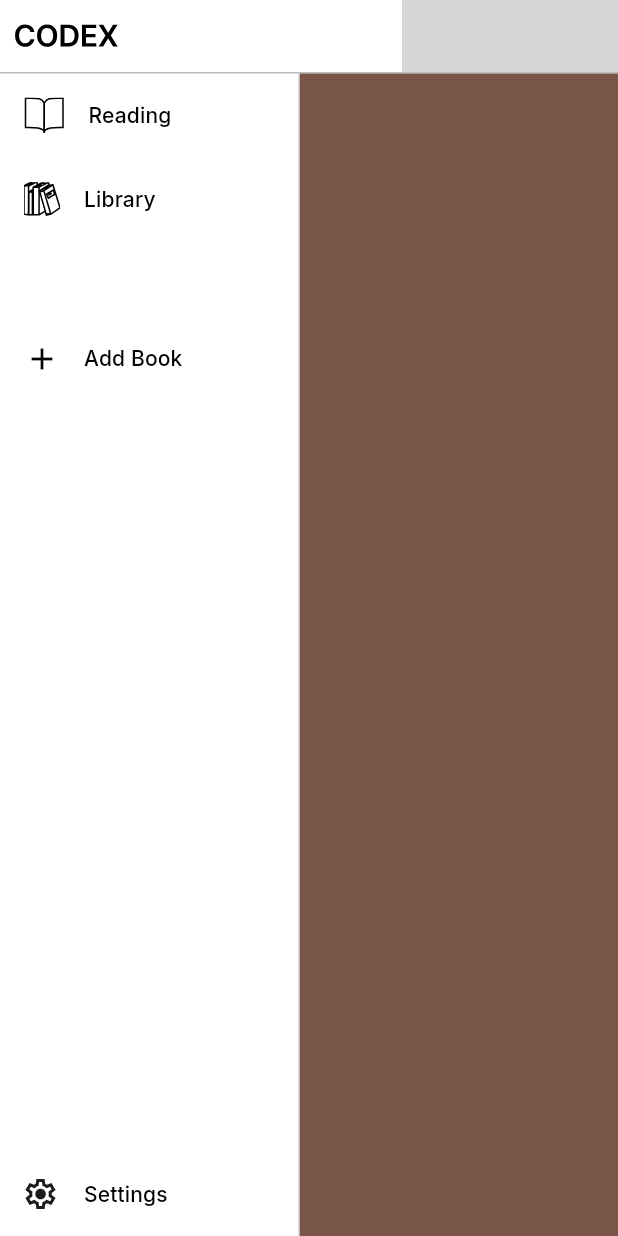
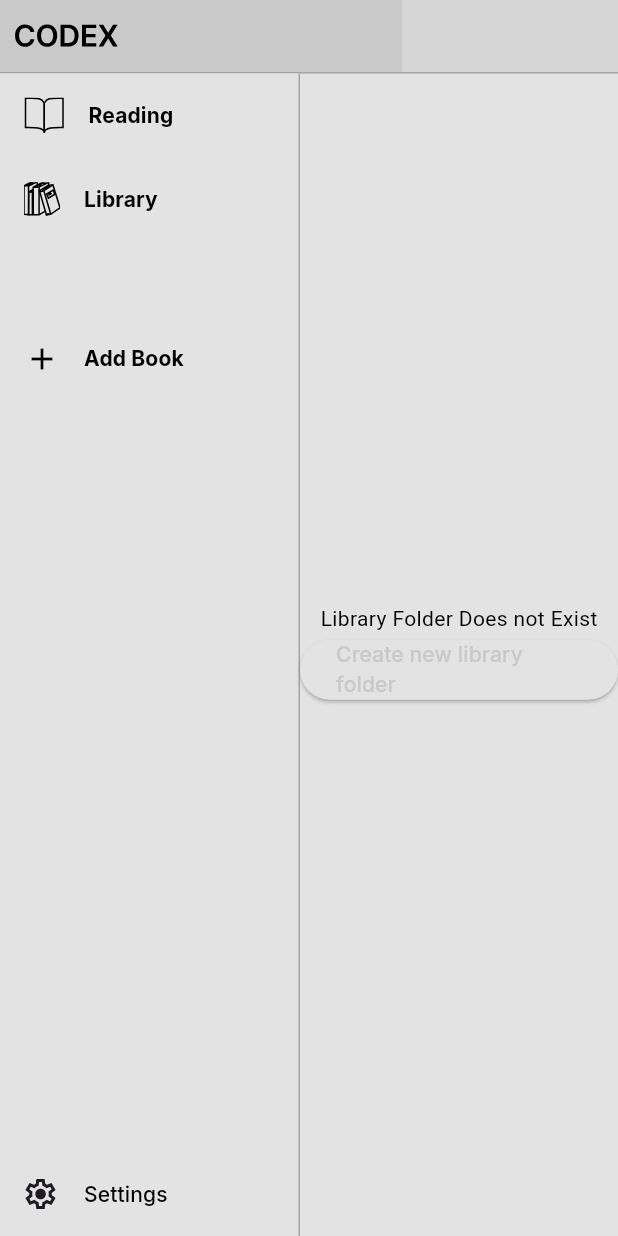
Before and after one commit to Hel1oz/Codex, a Flutter app: the screen it shows after launch, after a tap on "Library", on a phone screen of 412 x 824 dp. Run offline on Flutter 3.47's test engine with Material 3 defaults, Android fonts, the phone set to English and light mode, and no system bars; our stand-ins replace file_picker, flutter_svg, google_fonts, hive_ce, hive_ce_flutter; missing offline and left inert: bitsdojo_window, pdfrx; accounts and stored records are empty; grey boxes are pictures that could not be loaded.

Commit message:
just commiting progress

```diff
--- a/lib/main.dart
+++ b/lib/main.dart
@@ -1,5 +1,6 @@
 //packages
 import 'dart:ui';
+import 'package:codex/models/library_model.dart';
 import 'package:flutter/material.dart';
 import 'package:bitsdojo_window/bitsdojo_window.dart';
 import 'package:hive_ce_flutter/adapters.dart';
@@ -16,14 +17,17 @@ void main() async {
 
   WidgetsFlutterBinding.ensureInitialized();
   final supportDirectory = await getApplicationSupportDirectory();
+  final documentDirectory = await getApplicationDocumentsDirectory();
 
   await Hive.initFlutter(supportDirectory.path);
   await Hive.openBox('AppThemeBox');
+  await Hive.openBox('Library');
 
   runApp(MultiProvider(
     providers: [
       ChangeNotifierProvider(create: (context) => ThemeProvider()),
       ChangeNotifierProvider(create: (context) => NavProvider()),
+      ChangeNotifierProvider(create: (contex) => LibraryModel()),
     ],
     child: const Codex()));
 
--- /dev/null
+++ b/lib/models/library_model.dart
@@ -0,0 +1,80 @@
+import 'dart:io';
+
+import 'package:flutter/material.dart';
+import 'package:hive_ce/hive.dart';
+import 'package:path_provider/path_provider.dart';
+import 'package:file_picker/file_picker.dart';
+
+final _libraryBox = Hive.box('Library');
+
+class LibraryModel with ChangeNotifier {
+  String? _libraryFolderPath = _libraryBox.get('LIBRARY_FOLDER_PATH');
+  List books = _libraryBox.get('BOOKS') ?? [];
+  String? _currentlyReading = _libraryBox.get('CURRENTLY_READING');
+
+  String? get libraryFolderPath => _libraryFolderPath;
+
+  void createNewFolder(String folderName) async {
+    final documentPath = await getApplicationDocumentsDirectory();
+    final directoryPath = '${documentPath.path}/$folderName';
+    final directory = Directory(directoryPath);
+
+    if (!await directory.exists()) {
+      await directory.create(recursive: true);
+    }
+
+    _libraryFolderPath = directory.path;
+    _libraryBox.put('LIBRARY_FOLDER_PATH', directory.path);
+    notifyListeners();
+  }
+
+  void saveToDataBase(String filePath) {
+    books.add(filePath);
+    _libraryBox.put('BOOKS', books);
+  }
+
+  void addNewBook() async {
+    if (_libraryFolderPath == null) {
+      return;
+    }
+
+    FilePickerResult? result = await FilePicker.platform.pickFiles(
+      type: FileType.custom,
+      allowedExtensions: ['pdf', 'epub', 'mobi'],
+    ); //pick a file, place it in result
+
+    if (result != null && result.files.single.path != null) {
+      //check if result is not actually empty, and the a single file has actually been picked
+
+      //create a handle for that file.
+      File sourceFile = File(result.files.single.path!);
+
+      String fileName = result.files.single.name;
+      String destinationPath = '$_libraryFolderPath/$fileName';
+
+      try {
+        await sourceFile.copy(destinationPath);
+
+        //TODO: Create the function to add the file into the list stored in hive.
+        saveToDataBase(destinationPath);
+        notifyListeners();
+      } catch (e) {
+        print('error copying file to library folder: $e');
+      }
+    }
+    //copy that file into the folder check to make sure there is in fact a folder,
+
+    //pick a file, copy it to the folder check if the folder actually exists, and then place the path in the
+    //hive list.
+  }
+  //let me assume the folder exists,
+  // I'll just show the books for now.
+
+  //I could store it in a list in the hive box
+  //hive box KEYS:
+  //currentlyReading
+  //List of all available books
+  //library folder file path
+  //
+  //categories is another thing but I'll worry about that later.
+}
--- a/lib/routes/main_view_port_pages/library_page.dart
+++ b/lib/routes/main_view_port_pages/library_page.dart
@@ -1,18 +1,43 @@
 //packages
+import 'package:codex/models/library_model.dart';
 import 'package:flutter/material.dart';
-
+import 'package:provider/provider.dart';
 
 class LibraryPage extends StatelessWidget {
-
   const LibraryPage({super.key});
 
   @override
   Widget build(BuildContext context) {
     // TODO: implement build
-    return SizedBox.expand(child:
-    Container(
-      color: Colors.brown
-    )
+
+    bool libraryPathNull =
+        (context.watch<LibraryModel>().libraryFolderPath == null);
+
+    return SizedBox(
+      child:
+          libraryPathNull
+              ? Center(
+                child: Column(
+                  mainAxisAlignment: MainAxisAlignment.center,
+                  children: [
+                    Text('Library Folder Does not Exist'),
+                    ElevatedButton(
+                      onPressed: () {
+                        context.read<LibraryModel>().addNewBook();
+                      },
+                      child: Text('Create new library folder'),
+                    ),
+                  ],
+                ),
+              )
+              //how should I show each item?
+              //what if I just show the path name as a rudimentary step
+              //TODO: Do the grid children design first before doing anything.
+                //design principles, have each book have a box that shows different background colors
+                //when they are the current book that's being read, it should have a black border,
+                //
+              //might have to makde another model for this.
+              : Center(child: GridView.count(crossAxisCount: 4, children: [],)),
     );
   }
 }
--- a/lib/routes/main_view_port_pages/reading_page.dart
+++ b/lib/routes/main_view_port_pages/reading_page.dart
@@ -10,7 +10,7 @@ class ReadingPage extends StatelessWidget {
   Widget build(BuildContext context) {
     // TODO: implement build
       return SizedBox.expand(
-        child: PdfViewer.file('C:/Users/red/temp/Atlas_Shrugged.pdf',
+        child: PdfViewer.file('C:/Users/red/Documents/CodexLibrary/Things hidden since the foundation of the world.pdf',
         initialPageNumber: 1,
         params: PdfViewerParams(
           enableTextSelection: true,
--- a/lib/routes/main_view_port_pages/settings_page.dart
+++ b/lib/routes/main_view_port_pages/settings_page.dart
@@ -17,10 +17,7 @@ class SettingsPage extends StatelessWidget {
               decoration: BoxDecoration(
                 border: Border(
                   right: BorderSide(
-                    color: Theme.of(context).colorScheme.brightness ==
-                            Brightness.light
-                        ? Colors.grey.shade400
-                        : Colors.grey.shade700,
+                    color: Theme.of(context).colorScheme.primary
                   ),
                 ),
               ),
--- a/lib/theme.dart
+++ b/lib/theme.dart
@@ -6,11 +6,16 @@ final buttonFont = GoogleFonts.inter;
 ThemeData lightMode = ThemeData(
   brightness: Brightness.light,
   colorScheme: ColorScheme.light(
-    surface: Colors.white,
-    primary: Colors.grey.shade100,
-    secondary: Colors.grey.shade200,
+    surface: Color(0xFFe3e3e3),
+    primary: Color(0xFFc9c9c9),
+    secondary: Color(0xFFa3a3a3),
+    tertiary: Color(0xFF4fa0ba),
   ),
   textTheme: TextTheme(
+    titleSmall: GoogleFonts.inter(
+      color: Colors.black,
+      fontWeight: FontWeight.bold,
+    ),
     labelLarge: buttonFont(
       color: Colors.black,
     )
@@ -20,11 +25,16 @@ ThemeData lightMode = ThemeData(
 ThemeData darkMode = ThemeData(
   brightness: Brightness.dark,
   colorScheme: ColorScheme.dark(
-    surface: Colors.grey.shade900,
-    primary: Colors.grey.shade800,
-    secondary: Colors.grey.shade700,
+    surface: Color(0xFF1c1c1c),
+    primary: Color(0xFF363636),
+    secondary: Color(0xFF363636),
+    tertiary: Color(0xFF4595b0),
   ),
   textTheme: TextTheme(
+    titleSmall: GoogleFonts.inter(
+      color: Colors.white,
+      fontWeight: FontWeight.bold,
+    ),
     labelLarge: buttonFont(
       color: Colors.white,
     )
--- a/lib/widgets/side_panel.dart
+++ b/lib/widgets/side_panel.dart
@@ -6,7 +6,6 @@ import 'package:codex/widgets/side_panel_sections/tools.dart';
 import 'package:flutter/material.dart';
 
 class SidePanel extends StatelessWidget {
-
   const SidePanel({super.key});
 
   @override
@@ -16,14 +15,16 @@ class SidePanel extends StatelessWidget {
     return SizedBox(
       width: 200,
       child: Container(
-        decoration: BoxDecoration(border: Border(right: BorderSide(color: Theme.of(context).colorScheme.brightness == Brightness.light ? Colors.grey.shade400 : Colors.grey.shade700),)),
-        child: Column(
-          children: [
-            Navigation(),
-            const Tools(),
-            Settings(),
-          ],
+        decoration: BoxDecoration(
+          color: Theme.of(context).colorScheme.surface,
+          border: Border(
+            right: BorderSide(
+              color:
+                  Theme.of(context).colorScheme.secondary,
+            ),
+          ),
         ),
+        child: Column(children: [Navigation(), const Tools(), Settings()]),
       ),
     );
   }
--- a/lib/widgets/side_panel_sections/navigation.dart
+++ b/lib/widgets/side_panel_sections/navigation.dart
@@ -41,7 +41,6 @@ class Navigation extends StatelessWidget {
     */
 
     var isLightMode = Theme.of(context).colorScheme.brightness == Brightness.light;
-    final buttonFont = Theme.of(context).textTheme.labelLarge;
 
     return SizedBox(
       child: Column(
@@ -53,7 +52,7 @@ class Navigation extends StatelessWidget {
           // ListTile(leading: codexLogo),
           ListTile(
             leading: isLightMode ? readingIconDark : readingIconLight,
-            title: Text('Reading', style: buttonFont),
+            title: Text('Reading', style: Theme.of(context).textTheme.titleSmall),
             onTap: () {
               Provider.of<NavProvider>(
                 context,
@@ -63,7 +62,7 @@ class Navigation extends StatelessWidget {
           ),
           ListTile(
             leading: isLightMode ? libraryIconDark : libraryIconLight,
-            title: Text('Library', style: buttonFont),
+            title: Text('Library', style: Theme.of(context).textTheme.titleSmall),
             onTap: () {
               Provider.of<NavProvider>(
                 context,
@@ -74,7 +73,7 @@ class Navigation extends StatelessWidget {
           SizedBox(height: 50),
           ListTile(
             leading: isLightMode ? Icon(Icons.add_sharp, color: Colors.black) : Icon(Icons.add_sharp, color: Colors.white),
-            title: Text('Add Book', style: buttonFont),
+            title: Text('Add Book', style: Theme.of(context).textTheme.titleSmall),
           ),
         ],
       ),
--- a/lib/widgets/side_panel_sections/tools.dart
+++ b/lib/widgets/side_panel_sections/tools.dart
@@ -16,6 +16,8 @@ class Tools extends StatelessWidget {
 
     //   )));
     // Column in the navigation widget needed to be wrapped in a SizedBox widget
-    return Expanded(child: ListView());
+    return Expanded(child: ListView(
+
+    ));
   }
 }
--- a/lib/widgets/title_bar.dart
+++ b/lib/widgets/title_bar.dart
@@ -16,8 +16,9 @@ class TitleBar extends StatelessWidget {
     return WindowTitleBarBox(
       child: Container(
         decoration: BoxDecoration(
+          color: Theme.of(context).colorScheme.primary,
           border: Border(bottom: BorderSide(
-            color: isLightMode ? Colors.grey.shade400 : Colors.grey.shade700
+            color: Theme.of(context).colorScheme.secondary,
           ))
         ),
         child: MoveWindow(
@@ -39,18 +40,18 @@ class TitleBar extends StatelessWidget {
 }
 
 final buttonColors = WindowButtonColors(
-  iconNormal: const Color(0xFF805306),
-  mouseOver: const Color(0xFFF6A00C),
-  mouseDown: const Color(0xFF805306),
-  iconMouseOver: const Color(0xFF805306),
-  iconMouseDown: const Color(0xFFFFD500),
+  iconNormal: const Color(0xFF000000),
+  mouseOver: const Color(0xFF4595b0),
+  mouseDown: const Color(0xFF363636),
+  iconMouseOver: const Color(0xFF000000),
+  iconMouseDown: const Color(0xFF000000),
 );
 
 final closeButtonColors = WindowButtonColors(
-  mouseOver: const Color(0xFFD32F2F),
-  mouseDown: const Color(0xFFB71C1C),
-  iconNormal: const Color(0xFF805306),
-  iconMouseOver: Colors.white,
+  mouseOver: const Color(0xFFe81123),
+  mouseDown: const Color(0xFF4fa0ba),
+  iconNormal: const Color(0xFF000000),
+  iconMouseOver: const Color(0xFF000000),
 );
 
 class WindowsButton extends StatefulWidget {
--- a/pubspec.yaml
+++ b/pubspec.yaml
@@ -38,6 +38,7 @@ dependencies:
   hive_ce: ^2.11.1
   hive_ce_flutter: ^2.3.0
   path_provider: ^2.1.5
+  file_picker: ^10.1.7
   # The following adds the Cupertino Icons font to your application.
   # Use with the CupertinoIcons class for iOS style icons.
   # cupertino_icons: ^1.0.8
```
Also changed, not shown: pubspec.lock, 1 other file.
